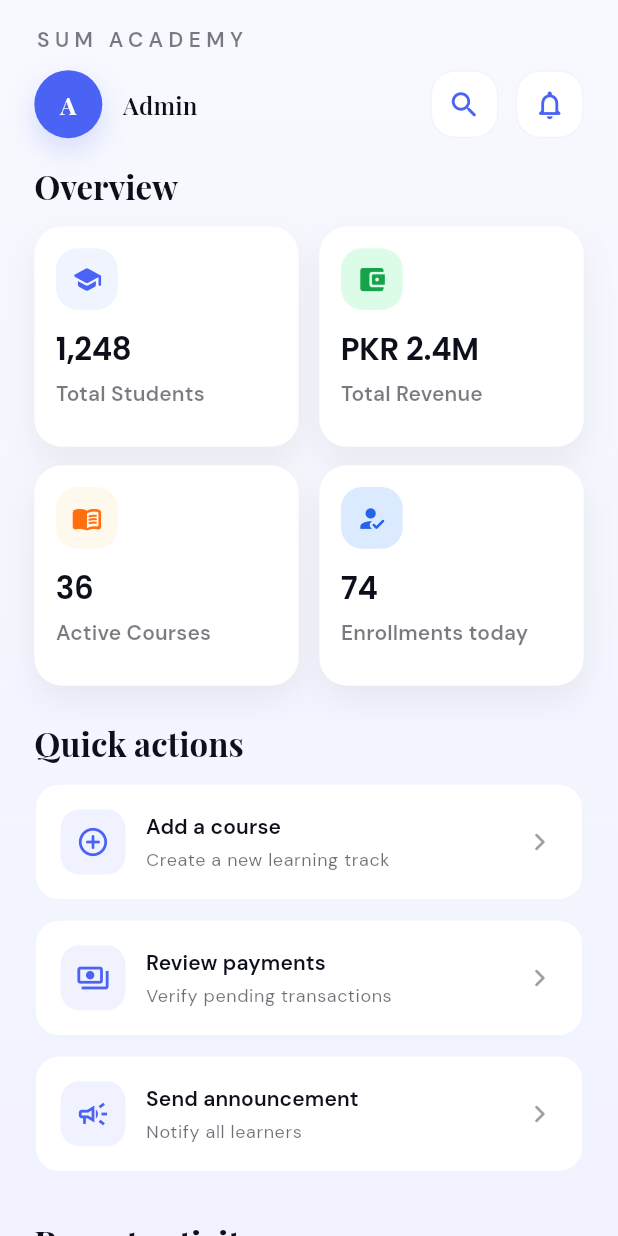
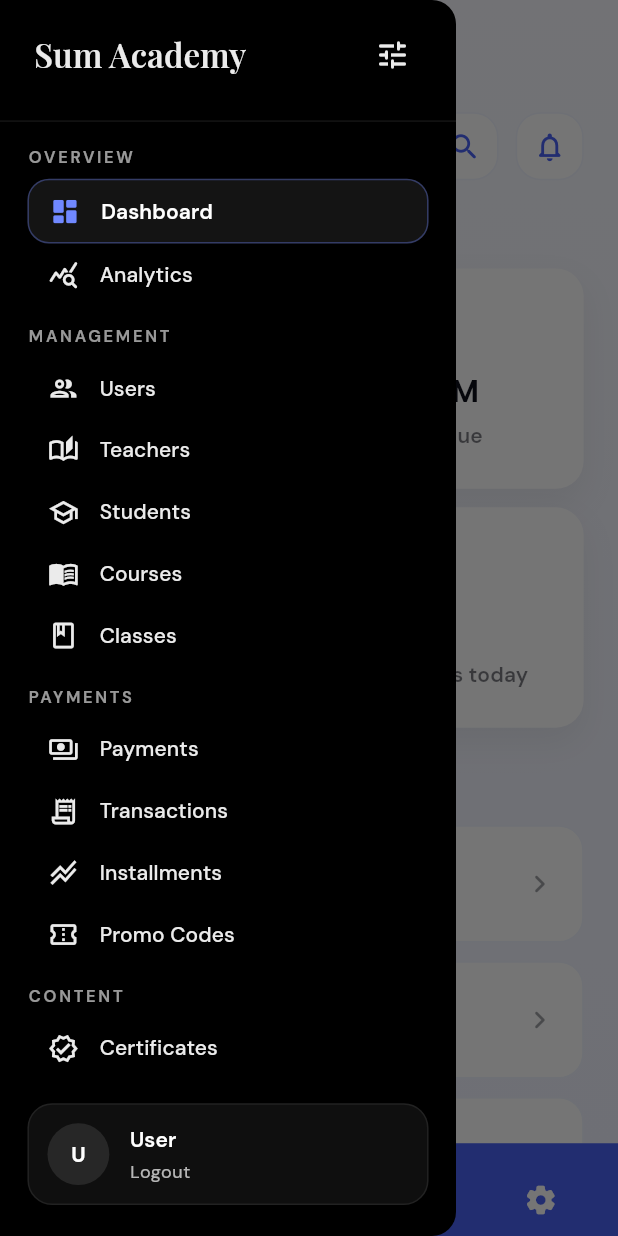
Before and after one commit to AleeXraxa/Sum-Academy, a Flutter app: the AdminDashboardView screen opened by its route, with the side drawer open (before the commit the screen has no drawer), on a phone screen of 412 x 824 dp. Run offline on Flutter 3.47's test engine with Material 3 defaults, Android fonts, the phone set to English and light mode, and no system bars; drawn by our look-alikes of curved_navigation_bar; our stand-ins replace cloud_firestore, device_info_plus, firebase_auth, firebase_core, flutter_screenutil, get and 2 more; accounts and stored records are empty; generated files the repository leaves out were written again.

Commit message:
sidebar and bottom bar done

```diff
--- a/lib/modules/admin/controllers/admin_controller.dart
+++ b/lib/modules/admin/controllers/admin_controller.dart
@@ -1,9 +1,26 @@
 import 'package:flutter/material.dart';
 import 'package:get/get.dart';
 import 'package:sum_academy/app/theme.dart';
+import 'package:sum_academy/modules/auth/services/auth_service.dart';
 
 class AdminController extends GetxController {
-  final String userName = 'Admin';
+  final RxString userName = 'User'.obs;
+  final AuthService _authService = Get.find<AuthService>();
+  final RxInt navIndex = 0.obs;
+
+  @override
+  void onInit() {
+    super.onInit();
+    _loadUserName();
+  }
+
+  Future<void> _loadUserName() async {
+    userName.value = await _authService.getCurrentUserName();
+  }
+
+  void setNavIndex(int index) {
+    navIndex.value = index;
+  }
 
   final stats = <AdminStat>[
     const AdminStat(
--- a/lib/modules/admin/views/admin_dashboard_view.dart
+++ b/lib/modules/admin/views/admin_dashboard_view.dart
@@ -2,19 +2,59 @@ import 'package:flutter/material.dart';
 import 'package:flutter_screenutil/flutter_screenutil.dart';
 import 'package:get/get.dart';
 import 'package:google_fonts/google_fonts.dart';
+import 'package:curved_navigation_bar/curved_navigation_bar.dart';
 import 'package:sum_academy/app/theme.dart';
 import 'package:sum_academy/modules/admin/controllers/admin_controller.dart';
+import 'package:sum_academy/modules/admin/widgets/admin_sidebar.dart';
+import 'package:sum_academy/modules/auth/bindings/login_binding.dart';
+import 'package:sum_academy/modules/auth/services/auth_service.dart';
+import 'package:sum_academy/modules/auth/views/login_view.dart';
 
 class AdminDashboardView extends GetView<AdminController> {
   const AdminDashboardView({super.key});
 
   @override
   Widget build(BuildContext context) {
+    return Obx(() {
       final isDark = Theme.of(context).brightness == Brightness.dark;
-    final surface = isDark ? SumAcademyTheme.darkSurface : SumAcademyTheme.white;
-    final textColor = isDark ? SumAcademyTheme.white : SumAcademyTheme.darkBase;
+      final surface =
+          isDark ? SumAcademyTheme.darkSurface : SumAcademyTheme.white;
+      final textColor =
+          isDark ? SumAcademyTheme.white : SumAcademyTheme.darkBase;
+      final authService = Get.find<AuthService>();
+      final name = controller.userName.value;
 
       return Scaffold(
+        drawer: AdminSidebar(
+          role: 'admin',
+          userName: name,
+          activeItem: 'Dashboard',
+          onItemSelected: (label) async {
+            if (label != 'Logout') {
+              return;
+            }
+            await authService.logout();
+            Get.offAll(
+              () => const LoginView(),
+              binding: LoginBinding(),
+            );
+          },
+        ),
+        bottomNavigationBar: CurvedNavigationBar(
+          index: controller.navIndex.value,
+          height: 60.h,
+          backgroundColor: Colors.transparent,
+          color: SumAcademyTheme.brandBlue,
+          buttonBackgroundColor: SumAcademyTheme.darkBase,
+          animationDuration: const Duration(milliseconds: 280),
+          items: [
+            Icon(Icons.dashboard_rounded, color: SumAcademyTheme.white, size: 22.sp),
+            Icon(Icons.group_rounded, color: SumAcademyTheme.white, size: 22.sp),
+            Icon(Icons.payments_rounded, color: SumAcademyTheme.white, size: 22.sp),
+            Icon(Icons.settings_rounded, color: SumAcademyTheme.white, size: 22.sp),
+          ],
+          onTap: controller.setNavIndex,
+        ),
         body: Container(
           decoration: BoxDecoration(
             gradient: LinearGradient(
@@ -32,7 +72,7 @@ class AdminDashboardView extends GetView<AdminController> {
             child: ListView(
               padding: EdgeInsets.fromLTRB(20.w, 16.h, 20.w, 28.h),
               children: [
-              _HeaderRow(textColor: textColor, userName: controller.userName),
+              _HeaderRow(textColor: textColor, userName: name),
               SizedBox(height: 18.h),
               Text(
                 'Overview',
@@ -178,6 +218,7 @@ class AdminDashboardView extends GetView<AdminController> {
           ),
         ),
       );
+    });
   }
 }
 
@@ -201,6 +242,22 @@ class _HeaderRow extends StatelessWidget {
           child: Column(
             crossAxisAlignment: CrossAxisAlignment.start,
             children: [
+              Row(
+                mainAxisSize: MainAxisSize.min,
+                children: [
+                  Builder(
+                    builder: (context) {
+                      return IconButton(
+                        onPressed: () => Scaffold.of(context).openDrawer(),
+                        icon: Icon(
+                          Icons.menu_rounded,
+                          color: textColor.withOpacityFloat(0.7),
+                          size: 20.sp,
+                        ),
+                      );
+                    },
+                  ),
+                  SizedBox(width: 6.w),
                   Text(
                     'SUM ACADEMY',
                     style: Theme.of(context).textTheme.labelLarge?.copyWith(
@@ -208,6 +265,8 @@ class _HeaderRow extends StatelessWidget {
                           letterSpacing: 3.6,
                           fontWeight: FontWeight.w600,
                         ),
+                  ),
+                ],
               ),
               SizedBox(height: 10.h),
               Row(
--- /dev/null
+++ b/lib/modules/admin/widgets/admin_sidebar.dart
@@ -0,0 +1,294 @@
+import 'package:flutter/material.dart';
+import 'package:flutter_screenutil/flutter_screenutil.dart';
+import 'package:sum_academy/app/theme.dart';
+
+class AdminSidebar extends StatelessWidget {
+  final String role;
+  final String userName;
+  final String? activeItem;
+  final ValueChanged<String>? onItemSelected;
+
+  const AdminSidebar({
+    super.key,
+    this.role = 'admin',
+    this.userName = 'User',
+    this.activeItem,
+    this.onItemSelected,
+  });
+
+  @override
+  Widget build(BuildContext context) {
+    final sections = _buildSections(role);
+    const background = Colors.black;
+    final textColor = SumAcademyTheme.white.withOpacityFloat(0.92);
+    final muted = SumAcademyTheme.white.withOpacityFloat(0.6);
+
+    return Drawer(
+      backgroundColor: background,
+      child: SafeArea(
+        child: Column(
+          children: [
+            Padding(
+              padding: EdgeInsets.fromLTRB(20.w, 12.h, 16.w, 12.h),
+              child: Row(
+                children: [
+                  Expanded(
+                    child: Text(
+                      'Sum Academy',
+                      style: Theme.of(context).textTheme.titleLarge?.copyWith(
+                            color: textColor,
+                            fontWeight: FontWeight.w600,
+                          ),
+                    ),
+                  ),
+                  IconButton(
+                    onPressed: () => Navigator.of(context).maybePop(),
+                    icon: Icon(
+                      Icons.tune_rounded,
+                      color: textColor,
+                    ),
+                  ),
+                ],
+              ),
+            ),
+            Divider(color: SumAcademyTheme.white.withOpacityFloat(0.08)),
+            Expanded(
+              child: ListView(
+                padding: EdgeInsets.fromLTRB(16.w, 8.h, 16.w, 16.h),
+                children: [
+                  for (final section in sections) ...[
+                    _SectionHeader(title: section.title, color: muted),
+                    SizedBox(height: 6.h),
+                    ...section.items.map((item) {
+                      final isActive = item.label == activeItem;
+                      return _SidebarItemTile(
+                        item: item,
+                        color: textColor,
+                        isActive: isActive,
+                        onTap: () => onItemSelected?.call(item.label),
+                      );
+                    }),
+                    SizedBox(height: 12.h),
+                  ],
+                ],
+              ),
+            ),
+            Padding(
+              padding: EdgeInsets.fromLTRB(16.w, 8.h, 16.w, 20.h),
+              child: _SidebarUserCard(
+                name: userName,
+                onLogout: () => onItemSelected?.call('Logout'),
+              ),
+            ),
+          ],
+        ),
+      ),
+    );
+  }
+}
+
+class _SidebarItem {
+  final String label;
+  final IconData icon;
+
+  const _SidebarItem({required this.label, required this.icon});
+}
+
+class _SidebarSection {
+  final String title;
+  final List<_SidebarItem> items;
+
+  const _SidebarSection({required this.title, required this.items});
+}
+
+List<_SidebarSection> _buildSections(String role) {
+  const overview = _SidebarSection(
+    title: 'Overview',
+    items: [
+      _SidebarItem(label: 'Dashboard', icon: Icons.dashboard_rounded),
+      _SidebarItem(label: 'Analytics', icon: Icons.query_stats_rounded),
+    ],
+  );
+
+  const management = _SidebarSection(
+    title: 'Management',
+    items: [
+      _SidebarItem(label: 'Users', icon: Icons.group_outlined),
+      _SidebarItem(label: 'Teachers', icon: Icons.auto_stories_outlined),
+      _SidebarItem(label: 'Students', icon: Icons.school_outlined),
+      _SidebarItem(label: 'Courses', icon: Icons.menu_book_outlined),
+      _SidebarItem(label: 'Classes', icon: Icons.class_outlined),
+    ],
+  );
+
+  const payments = _SidebarSection(
+    title: 'Payments',
+    items: [
+      _SidebarItem(label: 'Payments', icon: Icons.payments_outlined),
+      _SidebarItem(label: 'Transactions', icon: Icons.receipt_long_outlined),
+      _SidebarItem(label: 'Installments', icon: Icons.stacked_line_chart_outlined),
+      _SidebarItem(label: 'Promo Codes', icon: Icons.confirmation_number_outlined),
+    ],
+  );
+
+  const content = _SidebarSection(
+    title: 'Content',
+    items: [
+      _SidebarItem(label: 'Certificates', icon: Icons.verified_outlined),
+      _SidebarItem(label: 'Announcements', icon: Icons.campaign_outlined),
+      _SidebarItem(label: 'Site Settings', icon: Icons.settings_outlined),
+    ],
+  );
+
+  if (role == 'admin') {
+    return [overview, management, payments, content];
+  }
+
+  if (role == 'teacher') {
+    return [overview, management, content];
+  }
+
+  return [overview, content];
+}
+
+class _SectionHeader extends StatelessWidget {
+  final String title;
+  final Color color;
+
+  const _SectionHeader({required this.title, required this.color});
+
+  @override
+  Widget build(BuildContext context) {
+    return Text(
+      title.toUpperCase(),
+      style: Theme.of(context).textTheme.labelSmall?.copyWith(
+            color: color,
+            letterSpacing: 1.8,
+            fontWeight: FontWeight.w600,
+          ),
+    );
+  }
+}
+
+class _SidebarItemTile extends StatelessWidget {
+  final _SidebarItem item;
+  final Color color;
+  final bool isActive;
+  final VoidCallback? onTap;
+
+  const _SidebarItemTile({
+    required this.item,
+    required this.color,
+    this.isActive = false,
+    this.onTap,
+  });
+
+  @override
+  Widget build(BuildContext context) {
+    final activeBg = SumAcademyTheme.white.withOpacityFloat(0.08);
+    final activeBorder = SumAcademyTheme.brandBlueLight.withOpacityFloat(0.35);
+    final activeText = SumAcademyTheme.white;
+    final activeIcon = SumAcademyTheme.brandBlueLight;
+
+    return InkWell(
+      borderRadius: BorderRadius.circular(14.r),
+      onTap: onTap,
+      child: Container(
+        padding: EdgeInsets.symmetric(horizontal: 12.w, vertical: 10.h),
+        decoration: BoxDecoration(
+          color: isActive ? activeBg : Colors.transparent,
+          borderRadius: BorderRadius.circular(14.r),
+          border: isActive ? Border.all(color: activeBorder) : null,
+        ),
+        child: Row(
+          children: [
+            Icon(
+              item.icon,
+              color: isActive ? activeIcon : color,
+              size: 20.sp,
+            ),
+            SizedBox(width: 12.w),
+            Text(
+              item.label,
+              style: Theme.of(context).textTheme.labelLarge?.copyWith(
+                    color: isActive ? activeText : color,
+                    fontWeight: isActive ? FontWeight.w600 : FontWeight.w500,
+                  ),
+            ),
+          ],
+        ),
+      ),
+    );
+  }
+}
+
+class _SidebarUserCard extends StatelessWidget {
+  final String name;
+  final VoidCallback? onLogout;
+
+  const _SidebarUserCard({
+    required this.name,
+    this.onLogout,
+  });
+
+  @override
+  Widget build(BuildContext context) {
+    final initials = name.isNotEmpty ? name.trim()[0].toUpperCase() : 'U';
+
+    return Container(
+      padding: EdgeInsets.all(12.r),
+      decoration: BoxDecoration(
+        color: SumAcademyTheme.white.withOpacityFloat(0.06),
+        borderRadius: BorderRadius.circular(16.r),
+        border: Border.all(
+          color: SumAcademyTheme.white.withOpacityFloat(0.08),
+        ),
+      ),
+      child: Row(
+        children: [
+          Container(
+            width: 40.r,
+            height: 40.r,
+            decoration: BoxDecoration(
+              color: SumAcademyTheme.white.withOpacityFloat(0.1),
+              borderRadius: BorderRadius.circular(20.r),
+            ),
+            alignment: Alignment.center,
+            child: Text(
+              initials,
+              style: Theme.of(context).textTheme.labelLarge?.copyWith(
+                    color: SumAcademyTheme.white,
+                    fontWeight: FontWeight.w700,
+                  ),
+            ),
+          ),
+          SizedBox(width: 12.w),
+          Expanded(
+            child: Column(
+              crossAxisAlignment: CrossAxisAlignment.start,
+              children: [
+                Text(
+                  name,
+                  style: Theme.of(context).textTheme.labelLarge?.copyWith(
+                        color: SumAcademyTheme.white,
+                        fontWeight: FontWeight.w600,
+                      ),
+                ),
+                SizedBox(height: 4.h),
+                GestureDetector(
+                  onTap: onLogout,
+                  child: Text(
+                    'Logout',
+                    style: Theme.of(context).textTheme.bodySmall?.copyWith(
+                          color: SumAcademyTheme.white.withOpacityFloat(0.7),
+                        ),
+                  ),
+                ),
+              ],
+            ),
+          ),
+        ],
+      ),
+    );
+  }
+}
--- a/lib/modules/auth/services/auth_service.dart
+++ b/lib/modules/auth/services/auth_service.dart
@@ -132,6 +132,42 @@ class AuthService {
   }
 
   User? get currentUser => _auth.currentUser;
+
+  Future<String> getCurrentUserName() async {
+    final user = _auth.currentUser;
+    if (user == null) {
+      return 'User';
+    }
+
+    try {
+      final studentSnap =
+          await _firestore.collection('students').doc(user.uid).get();
+      final name = studentSnap.data()?['fullName']?.toString().trim() ?? '';
+      if (name.isNotEmpty) {
+        return name;
+      }
+    } catch (_) {}
+
+    try {
+      final userSnap = await _firestore.collection('users').doc(user.uid).get();
+      final name = userSnap.data()?['fullName']?.toString().trim() ?? '';
+      if (name.isNotEmpty) {
+        return name;
+      }
+    } catch (_) {}
+
+    final displayName = (user.displayName ?? '').trim();
+    if (displayName.isNotEmpty) {
+      return displayName;
+    }
+
+    final email = (user.email ?? '').trim();
+    if (email.isNotEmpty) {
+      return email.split('@').first;
+    }
+
+    return 'User';
+  }
 
   Future<void> _upsertUserDocuments({
     required User user,
--- a/pubspec.yaml
+++ b/pubspec.yaml
@@ -43,6 +43,7 @@ dependencies:
   google_sign_in: ^6.2.1
   device_info_plus: ^11.2.0
   http: ^1.2.2
+  curved_navigation_bar: ^1.0.6
 
 dev_dependencies:
   flutter_test:
```
Also changed, not shown: pubspec.lock. Lines whose indentation alone changed are shown as unchanged.
